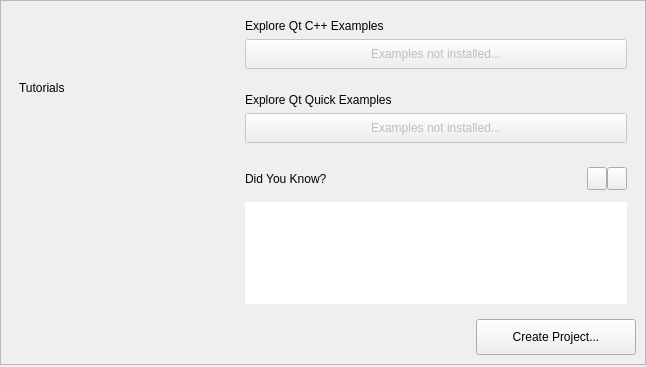
This is src/plugins/qt4projectmanager/gettingstartedwelcomepagewidget.ui in qt-creator/qt-creator as Qt 5 draws it before an edit. The edited form follows.
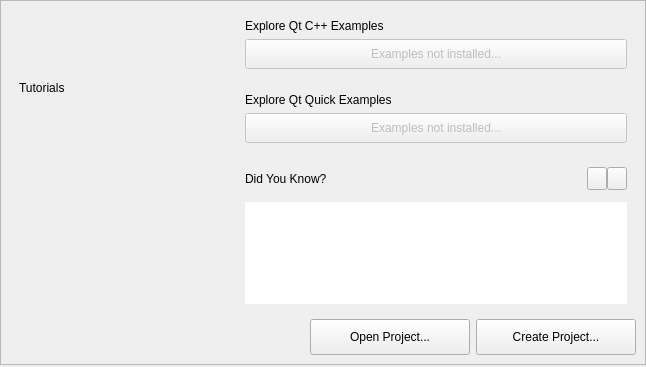
This is the edited form. Icons and pictures are not drawn. Custom widgets are drawn as their Qt base class.

Commit message:
Use Open Project button in Getting Started mode
We already have it in the projects mode so we might as well
use the same in "Getting Started".

Patch:
```diff
--- a/src/plugins/qt4projectmanager/gettingstartedwelcomepagewidget.ui
+++ b/src/plugins/qt4projectmanager/gettingstartedwelcomepagewidget.ui
@@ -353,6 +353,19 @@
           </property>
          </spacer>
         </item>
+        <item>
+         <widget class="QPushButton" name="openProjectButton">
+          <property name="minimumSize">
+           <size>
+            <width>160</width>
+            <height>36</height>
+           </size>
+          </property>
+          <property name="text">
+           <string>Open Project...</string>
+          </property>
+         </widget>
+        </item>
         <item>
          <widget class="QPushButton" name="createNewProjectButton">
           <property name="minimumSize">
```
Left out of the diff: 9 changed lines with no effect on the pictures. The commit also changes 6 other files.
